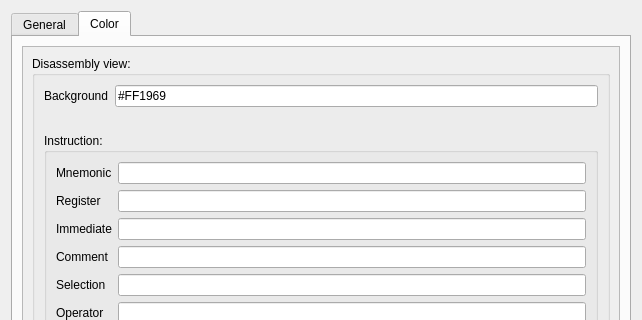
First picture: the form in src/ui/qt/SettingsDialog.ui, repository wisk/medusa, before the edit; both pictures show x 0 to 642 and y 0 to 320 of the 642 by 583 pixel window.
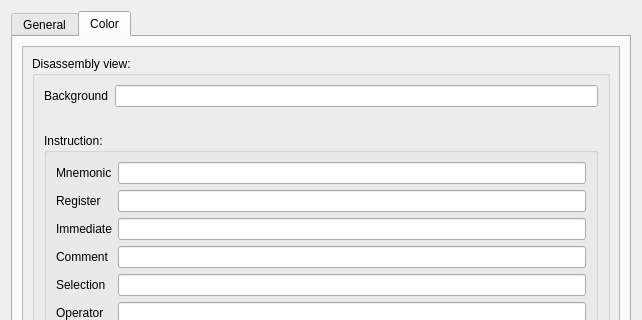
Second picture: the form after the edit. Icons and pictures are not drawn.

What changed in the file:
```diff
--- a/src/ui/qt/SettingsDialog.ui
+++ b/src/ui/qt/SettingsDialog.ui
@@ -170,7 +170,10 @@
                 <item row="0" column="1">
                  <widget class="QLineEdit" name="medusaBackground">
                   <property name="text">
-                   <string>#FF1969</string>
+                   <string/>
+                  </property>
+                  <property name="readOnly">
+                   <bool>true</bool>
                   </property>
                   <property name="color" stdset="0">
                    <color>
```
Left out of the diff: 131 changed lines with no effect on the pictures.
